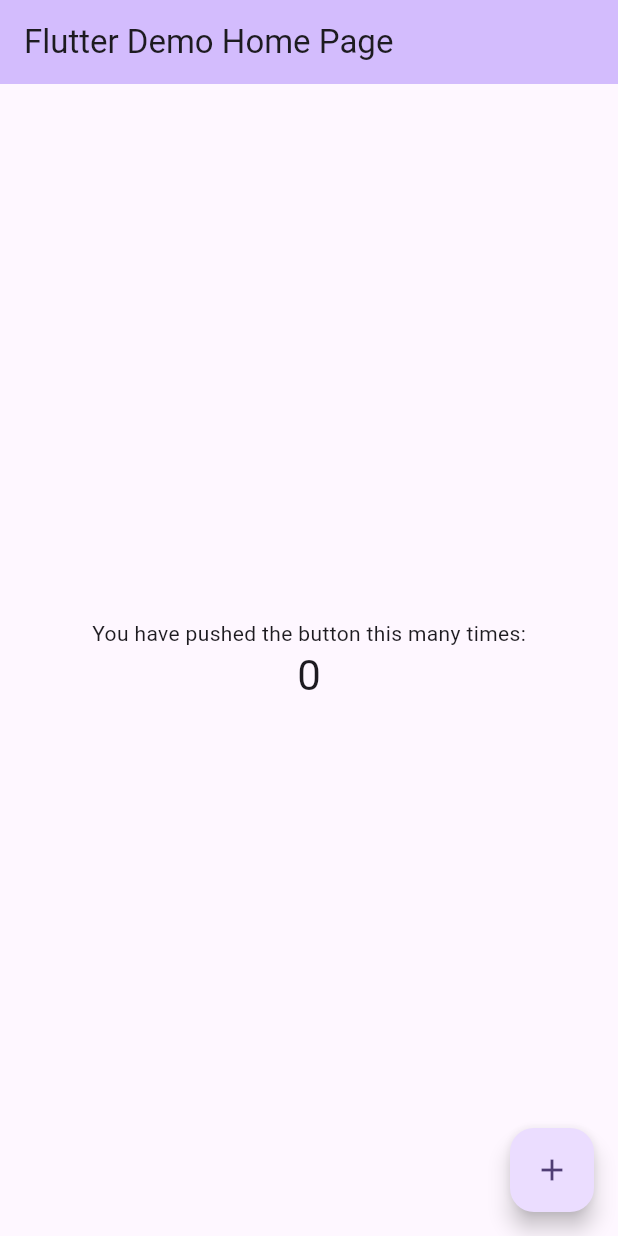
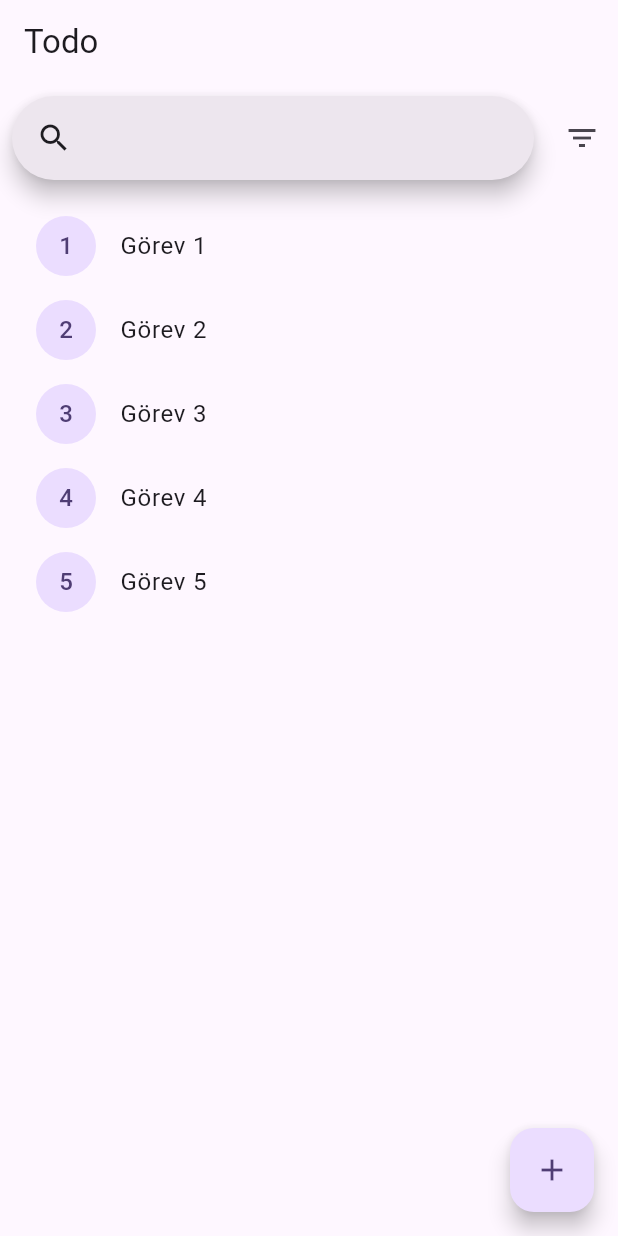
Before and after one commit to sariomer96/case_todo_app, a Flutter app: the screen it shows after launch, on a phone screen of 412 x 824 dp. Run offline on Flutter 3.47's test engine with Material 3 defaults, Android fonts, the phone set to English and light mode, and no system bars.

Commit message:
home page added

```diff
--- a/lib/main.dart
+++ b/lib/main.dart
@@ -1,4 +1,5 @@
 import 'package:flutter/material.dart';
+import 'package:spexco_todo_app/view/home/home_page/home_page.dart';
 
 void main() {
   runApp(const MyApp());
@@ -31,95 +32,7 @@
         colorScheme: ColorScheme.fromSeed(seedColor: Colors.deepPurple),
         useMaterial3: true,
       ),
-      home: const MyHomePage(title: 'Flutter Demo Home Page'),
+      home: const HomePage(),
     );
   }
 }
-
-class MyHomePage extends StatefulWidget {
-  const MyHomePage({super.key, required this.title});
-
-  // This widget is the home page of your application. It is stateful, meaning
-  // that it has a State object (defined below) that contains fields that affect
-  // how it looks.
-
-  // This class is the configuration for the state. It holds the values (in this
-  // case the title) provided by the parent (in this case the App widget) and
-  // used by the build method of the State. Fields in a Widget subclass are
-  // always marked "final".
-
-  final String title;
-
-  @override
-  State<MyHomePage> createState() => _MyHomePageState();
-}
-
-class _MyHomePageState extends State<MyHomePage> {
-  int _counter = 0;
-
-  void _incrementCounter() {
-    setState(() {
-      // This call to setState tells the Flutter framework that something has
-      // changed in this State, which causes it to rerun the build method below
-      // so that the display can reflect the updated values. If we changed
-      // _counter without calling setState(), then the build method would not be
-      // called again, and so nothing would appear to happen.
-      _counter++;
-    });
-  }
-
-  @override
-  Widget build(BuildContext context) {
-    // This method is rerun every time setState is called, for instance as done
-    // by the _incrementCounter method above.
-    //
-    // The Flutter framework has been optimized to make rerunning build methods
-    // fast, so that you can just rebuild anything that needs updating rather
-    // than having to individually change instances of widgets.
-    return Scaffold(
-      appBar: AppBar(
-        // TRY THIS: Try changing the color here to a specific color (to
-        // Colors.amber, perhaps?) and trigger a hot reload to see the AppBar
-        // change color while the other colors stay the same.
-        backgroundColor: Theme.of(context).colorScheme.inversePrimary,
-        // Here we take the value from the MyHomePage object that was created by
-        // the App.build method, and use it to set our appbar title.
-        title: Text(widget.title),
-      ),
-      body: Center(
-        // Center is a layout widget. It takes a single child and positions it
-        // in the middle of the parent.
-        child: Column(
-          // Column is also a layout widget. It takes a list of children and
-          // arranges them vertically. By default, it sizes itself to fit its
-          // children horizontally, and tries to be as tall as its parent.
-          //
-          // Column has various properties to control how it sizes itself and
-          // how it positions its children. Here we use mainAxisAlignment to
-          // center the children vertically; the main axis here is the vertical
-          // axis because Columns are vertical (the cross axis would be
-          // horizontal).
-          //
-          // TRY THIS: Invoke "debug painting" (choose the "Toggle Debug Paint"
-          // action in the IDE, or press "p" in the console), to see the
-          // wireframe for each widget.
-          mainAxisAlignment: MainAxisAlignment.center,
-          children: <Widget>[
-            const Text(
-              'You have pushed the button this many times:',
-            ),
-            Text(
-              '$_counter',
-              style: Theme.of(context).textTheme.headlineMedium,
-            ),
-          ],
-        ),
-      ),
-      floatingActionButton: FloatingActionButton(
-        onPressed: _incrementCounter,
-        tooltip: 'Increment',
-        child: const Icon(Icons.add),
-      ), // This trailing comma makes auto-formatting nicer for build methods.
-    );
-  }
-}
--- /dev/null
+++ b/lib/view/home/home_page/home_page.dart
@@ -0,0 +1,99 @@
+import 'package:flutter/material.dart';
+
+class HomePage extends StatefulWidget {
+  const HomePage({super.key});
+
+  @override
+  State<HomePage> createState() => _HomePageState();
+}
+
+class _HomePageState extends State<HomePage> {
+  @override
+  Widget build(BuildContext context) {
+    return Scaffold(
+      appBar: AppBar(
+        title: const Text('Todo'),
+      ),
+      body: Column(
+        children: [_searchFilter(), const TaskListView()],
+      ),
+      floatingActionButton: FloatingActionButton(
+        onPressed: (){},
+        child: const Icon(Icons.add),
+        ),
+
+    );
+  }
+
+  Row _searchFilter() {
+    return Row(
+      children: [
+        Expanded(
+          child: Padding(
+            padding: const EdgeInsets.all(8.0),
+            child: SearchAnchor(
+              builder: (BuildContext context, SearchController controller) {
+                return SearchBar(
+                  controller: controller,
+                  padding: const WidgetStatePropertyAll<EdgeInsets>(
+                    EdgeInsets.symmetric(horizontal: 16.0),
+                  ),
+                  leading: const Icon(Icons.search),
+                );
+              },
+              suggestionsBuilder:
+                  (BuildContext context, SearchController controller) {
+                return List<ListTile>.generate(5, (int index) {
+                  final String item = 'item $index';
+                  return ListTile(
+                    title: Text(item),
+                    onTap: () {
+                      setState(() {
+                        controller.closeView(item);
+                      });
+                    },
+                  );
+                });
+              },
+            ),
+          ),
+        ),
+        IconButton(
+          icon: const Icon(Icons.filter_list),
+          onPressed: () {},
+        ),
+      ],
+    );
+  }
+}
+
+class TaskListView extends StatefulWidget {
+  const TaskListView({super.key});
+
+  @override
+  State<TaskListView> createState() => _TaskListViewState();
+}
+
+class _TaskListViewState extends State<TaskListView> {
+  List<String> tasks = List.generate(5, (index) => 'Görev ${index + 1}');
+  @override
+  Widget build(BuildContext context) {
+    return Expanded(
+      child: Padding(
+        padding: const EdgeInsets.all(8.0),
+        child: ListView.builder(
+          itemCount: tasks.length,
+          itemBuilder: (context, index) {
+            return ListTile(
+              leading: CircleAvatar(
+                child: Text('${index + 1}'),
+              ),
+              title: Text(tasks[index]),
+
+            );
+          },
+        ),
+      ),
+    );
+  }
+}
--- a/pubspec.yaml
+++ b/pubspec.yaml
@@ -35,6 +35,7 @@ dependencies:
   # The following adds the Cupertino Icons font to your application.
   # Use with the CupertinoIcons class for iOS style icons.
   cupertino_icons: ^1.0.6
+  provider: ^6.1.5+1
 
 dev_dependencies:
   flutter_test:
```
Also changed, not shown: pubspec.lock.
